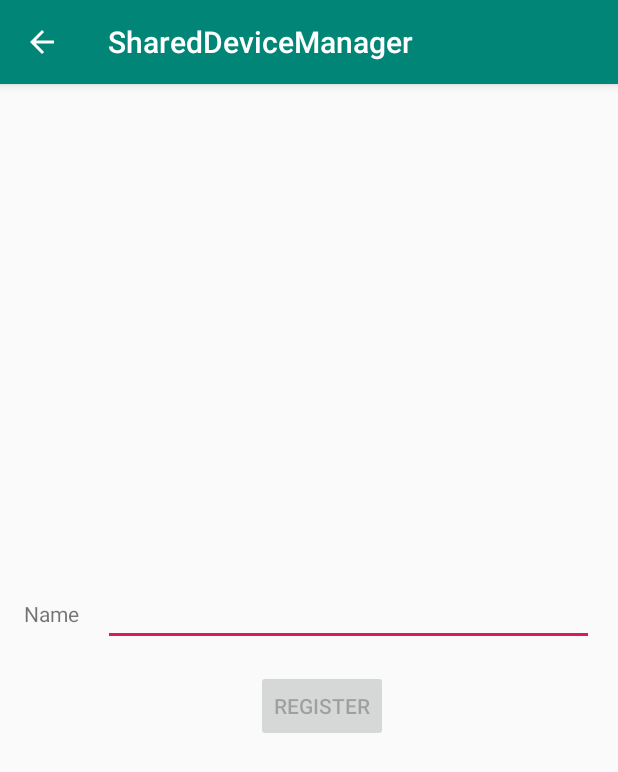
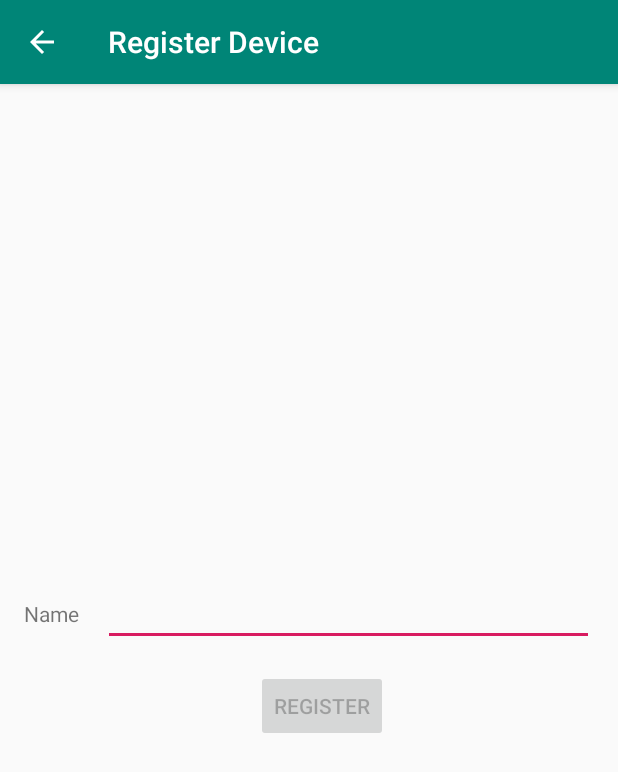
Before and after one commit to KamikazeZirou/shared-device-manager-android, an Android app: the RegisterDeviceFragment screen opened directly, with no data from a screen before it, on a phone screen of 412 x 824 dp. Shown: the top 772 px of the screen. Run offline under Robolectric (Android 15) with nearby library versions, the phone set to English and light mode, and no system bars; our stand-ins replace Dagger/Hilt's generated code, Firebase (no records; nobody signed in at launch, a user with empty details on screens opened directly), data binding; 1 statement that could not run was skipped.

Commit message:
feat: 端末詳細、端末借用、端末登録画面で戻るボタンとタイトルを設定

```diff
--- a/app/src/main/java/com/kamikaze/shareddevicemanager/ui/register/RegisterDeviceFragment.kt
+++ b/app/src/main/java/com/kamikaze/shareddevicemanager/ui/register/RegisterDeviceFragment.kt
@@ -1,7 +1,10 @@
 package com.kamikaze.shareddevicemanager.ui.register
 
 import android.os.Bundle
-import android.view.*
+import android.view.LayoutInflater
+import android.view.MenuItem
+import android.view.View
+import android.view.ViewGroup
 import androidx.appcompat.app.AppCompatActivity
 import androidx.databinding.DataBindingUtil
 import com.kamikaze.shareddevicemanager.R
@@ -45,12 +48,10 @@ class RegisterDeviceFragment : DaggerFragment() {
     override fun onActivityCreated(savedInstanceState: Bundle?) {
         super.onActivityCreated(savedInstanceState)
         setHasOptionsMenu(true)
-        (activity as? AppCompatActivity)?.supportActionBar?.setDisplayHomeAsUpEnabled(true)
-    }
-
-
-    override fun onCreateOptionsMenu(menu: Menu, inflater: MenuInflater) {
-        super.onCreateOptionsMenu(menu, inflater)
+        (activity as? AppCompatActivity)?.supportActionBar?.apply {
+            setTitle(R.string.register_device_title)
+            setDisplayHomeAsUpEnabled(true)
+        }
     }
 
     override fun onOptionsItemSelected(item: MenuItem): Boolean {
--- a/app/src/main/res/menu/my_device_menu.xml
+++ b/app/src/main/res/menu/my_device_menu.xml
@@ -4,18 +4,18 @@
     <item
         android:id="@+id/borrow_device"
         android:icon="@drawable/ic_borrow_device_white_32dp"
-        android:title="@string/borrow_device_title"
+        android:title="@string/borrow_device_menu_title"
         android:visible="false"
         app:showAsAction="ifRoom" />
     <item
         android:id="@+id/return_device"
         android:icon="@drawable/ic_return_device_white_32dp"
-        android:title="@string/return_device_title"
+        android:title="@string/return_device_menu_title"
         android:visible="false"
         app:showAsAction="ifRoom" />
     <item
         android:id="@+id/dispose_device"
-        android:title="@string/dispose_device_title"
+        android:title="@string/dispose_device_menu_title"
         android:visible="false"
         app:showAsAction="never" />
     <item
```
Also changed, not shown: app/src/main/java/com/kamikaze/shareddevicemanager/ui/detail/DeviceDetailFragment.kt (+9 -0 lines), app/src/main/java/com/kamikaze/shareddevicemanager/ui/main/mydevice/BorrowDeviceActivity.kt (+14 -0 lines), app/src/main/res/values/strings.xml (+6 -3 lines), 1 other file.
